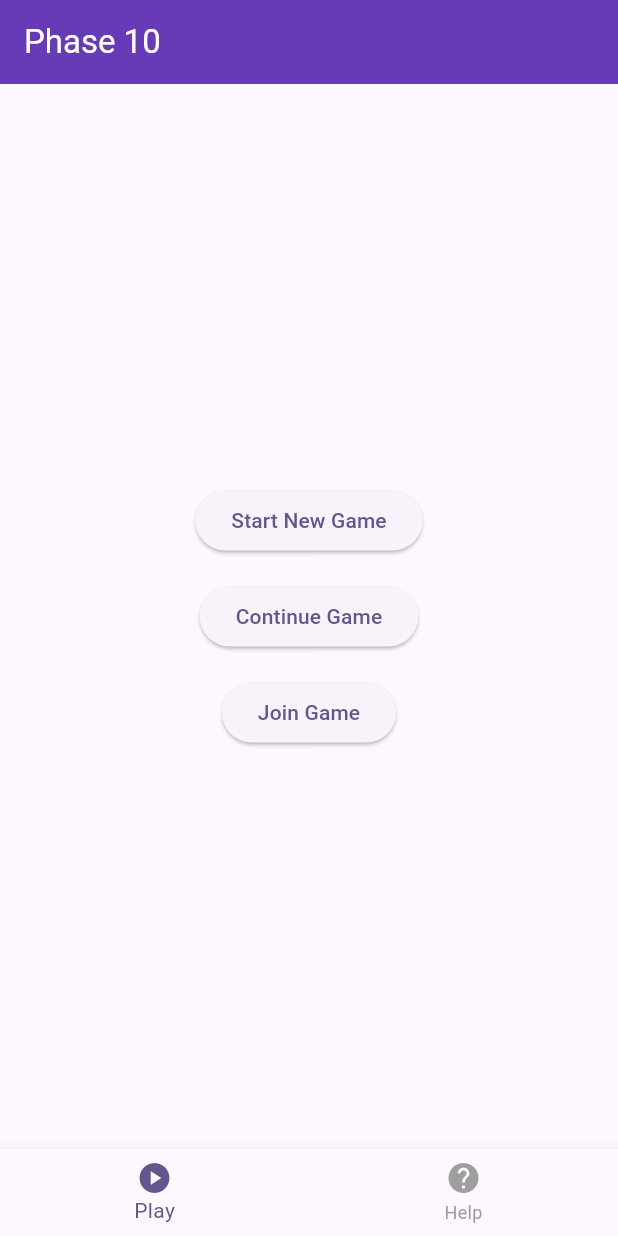
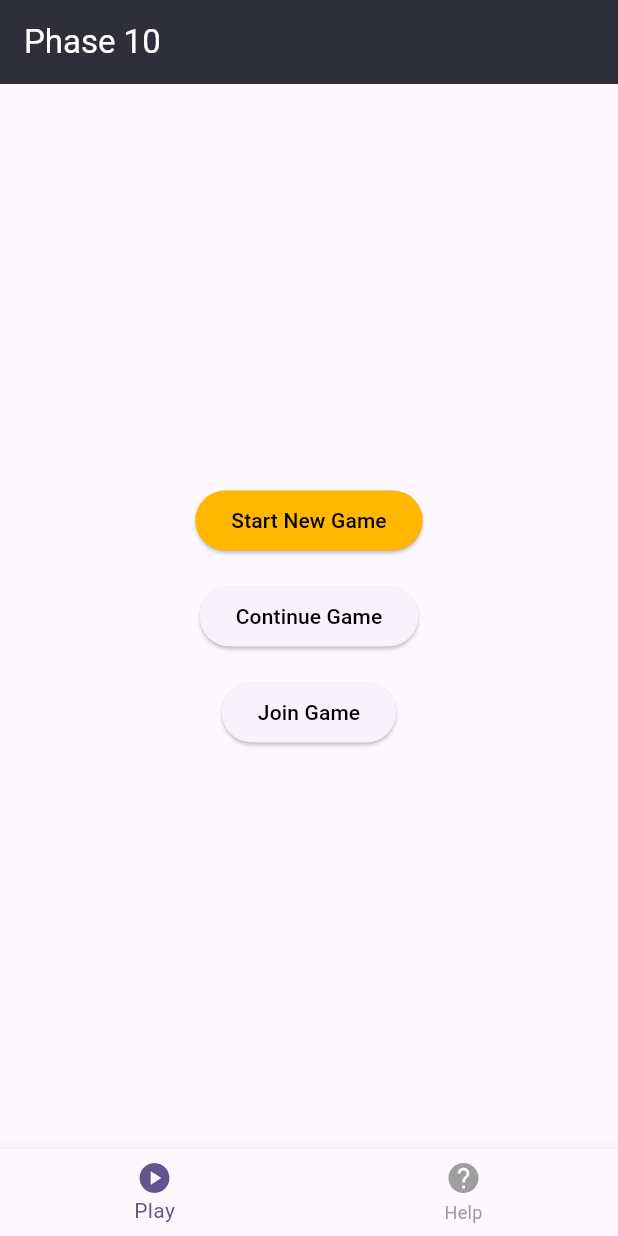
Before and after one commit to abbymulry/finalproject, a Flutter app: the screen it shows after launch, on a phone screen of 412 x 824 dp. Run offline on Flutter 3.47's test engine with Material 3 defaults, Android fonts, the phone set to English and light mode, and no system bars.

Commit message:
Color Palette
Updated button and banner color to match project palette.

```diff
--- a/lib/main.dart
+++ b/lib/main.dart
@@ -65,7 +65,7 @@ void _onItemTapped(int index)
     return Scaffold(
       appBar: AppBar(
         title: const Text("Phase 10"),
-        backgroundColor: Colors.deepPurple,
+        backgroundColor: Color.fromARGB(255, 47,47,60),
         foregroundColor: Colors.white,
       ),
       body: _pages[pageIndex],
@@ -75,6 +75,8 @@ void _onItemTapped(int index)
           BottomNavigationBarItem(
             icon: Icon(Icons.play_circle),
             label: 'Play',
+            backgroundColor: Color.fromARGB(255, 47,47,60),
+
             ),
           BottomNavigationBarItem(
             icon: Icon(Icons.help),
@@ -113,7 +115,13 @@ class _PlayPageState extends State<PlayPage> {
                   // Navigate to new game logic
                   // Navigator.push(context, MaterialPageRoute(builder: (_) => NewGameScreen()));
                 },
-                child: const Text("Start New Game"),
+                style: ButtonStyle(
+                  backgroundColor: WidgetStatePropertyAll(Color.fromARGB(255, 255, 183, 0)),
+                ),
+                child: const Text(
+                  "Start New Game",
+                  style: TextStyle(color: Colors.black)
+                  ),
               ),
               const SizedBox(height: 16),
               ElevatedButton(
@@ -121,7 +129,10 @@ class _PlayPageState extends State<PlayPage> {
                   // Navigate to continue game logic
                   // Navigator.push(context, MaterialPageRoute(builder: (_) => ContinueGameScreen()));
                 },
-                child: const Text("Continue Game"),
+                child: const Text(
+                  "Continue Game",
+                  style: TextStyle(color: Colors.black)
+                ),
               ),
               const SizedBox(height: 16),
               ElevatedButton(
@@ -129,7 +140,9 @@ class _PlayPageState extends State<PlayPage> {
                   // Navigate to join game logic
                   // Navigator.push(context, MaterialPageRoute(builder: (_) => JoinGameScreen()));
                 },
-                child: const Text("Join Game"),
+                child: const Text(
+                  "Join Game",
+                  style: TextStyle(color: Colors.black)),
               ),
             ],
           ),
```
